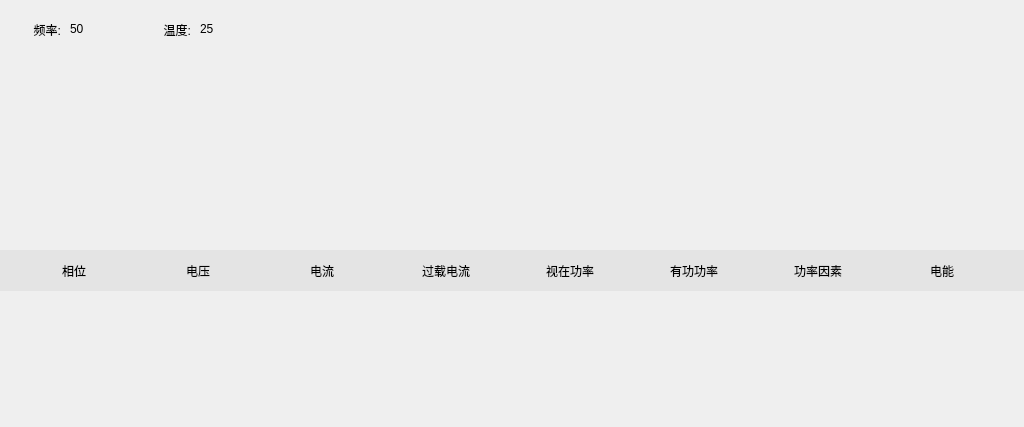
The window that BusBar-Qt/line/linewid.ui (luozhiyong131/BusBar) describes before a commit, drawn with Qt 5.
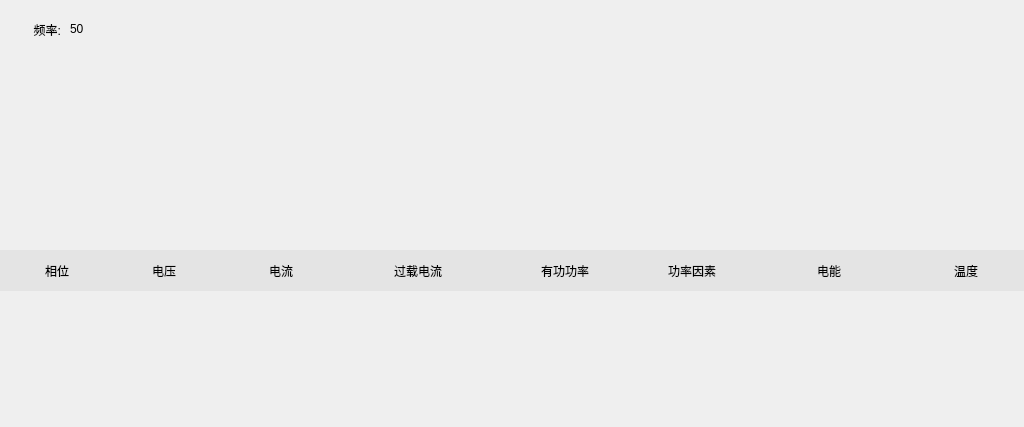
The same window after the commit.

Patch:
```diff
--- a/BusBar-Qt/line/linewid.ui
+++ b/BusBar-Qt/line/linewid.ui
@@ -42,35 +42,6 @@
     <string>50</string>
    </property>
   </widget>
-  <widget class="QLabel" name="temLab">
-   <property name="geometry">
-    <rect>
-     <x>200</x>
-     <y>20</y>
-     <width>41</width>
-     <height>18</height>
-    </rect>
-   </property>
-   <property name="text">
-    <string>25</string>
-   </property>
-  </widget>
-  <widget class="QLabel" name="label_2">
-   <property name="geometry">
-    <rect>
-     <x>130</x>
-     <y>20</y>
-     <width>61</width>
-     <height>20</height>
-    </rect>
-   </property>
-   <property name="text">
-    <string>温度:</string>
-   </property>
-   <property name="alignment">
-    <set>Qt::AlignRight|Qt::AlignTrailing|Qt::AlignVCenter</set>
-   </property>
-  </widget>
   <widget class="QWidget" name="totalWid" native="true">
    <property name="geometry">
     <rect>
@@ -211,7 +182,7 @@
       </property>
       <property name="maximumSize">
        <size>
-        <width>100</width>
+        <width>120</width>
         <height>16777215</height>
        </size>
       </property>
@@ -233,7 +204,7 @@
       </property>
       <property name="maximumSize">
        <size>
-        <width>100</width>
+        <width>140</width>
         <height>16777215</height>
        </size>
       </property>
@@ -245,28 +216,6 @@
       </property>
      </widget>
     </item>
-    <item>
-     <widget class="QLabel" name="label_4">
-      <property name="minimumSize">
-       <size>
-        <width>100</width>
-        <height>0</height>
-       </size>
-      </property>
-      <property name="maximumSize">
-       <size>
-        <width>100</width>
-        <height>16777215</height>
-       </size>
-      </property>
-      <property name="text">
-       <string>视在功率</string>
-      </property>
-      <property name="alignment">
-       <set>Qt::AlignCenter</set>
-      </property>
-     </widget>
-    </item>
     <item>
      <widget class="QLabel" name="label_8">
       <property name="minimumSize">
@@ -277,7 +226,7 @@
       </property>
       <property name="maximumSize">
        <size>
-        <width>100</width>
+        <width>140</width>
         <height>16777215</height>
        </size>
       </property>
@@ -321,7 +270,7 @@
       </property>
       <property name="maximumSize">
        <size>
-        <width>100</width>
+        <width>160</width>
         <height>16777215</height>
        </size>
       </property>
@@ -333,6 +282,28 @@
       </property>
      </widget>
     </item>
+    <item>
+     <widget class="QLabel" name="label_4">
+      <property name="minimumSize">
+       <size>
+        <width>100</width>
+        <height>0</height>
+       </size>
+      </property>
+      <property name="maximumSize">
+       <size>
+        <width>100</width>
+        <height>16777215</height>
+       </size>
+      </property>
+      <property name="text">
+       <string>温度</string>
+      </property>
+      <property name="alignment">
+       <set>Qt::AlignCenter</set>
+      </property>
+     </widget>
+    </item>
    </layout>
   </widget>
  </widget>
```
